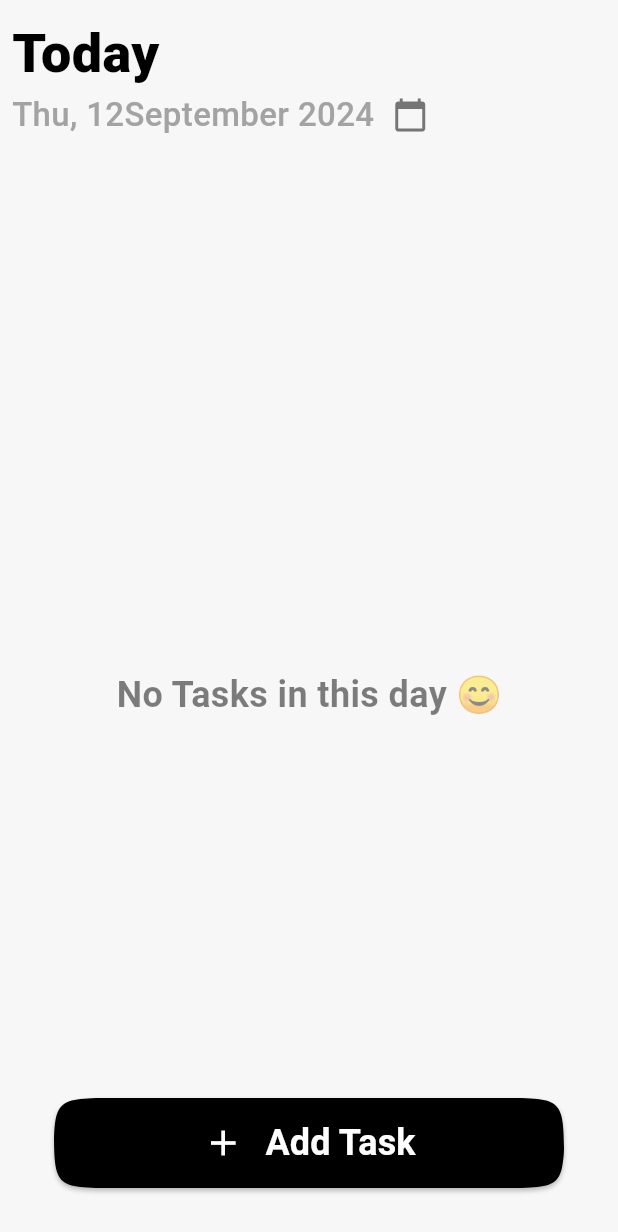
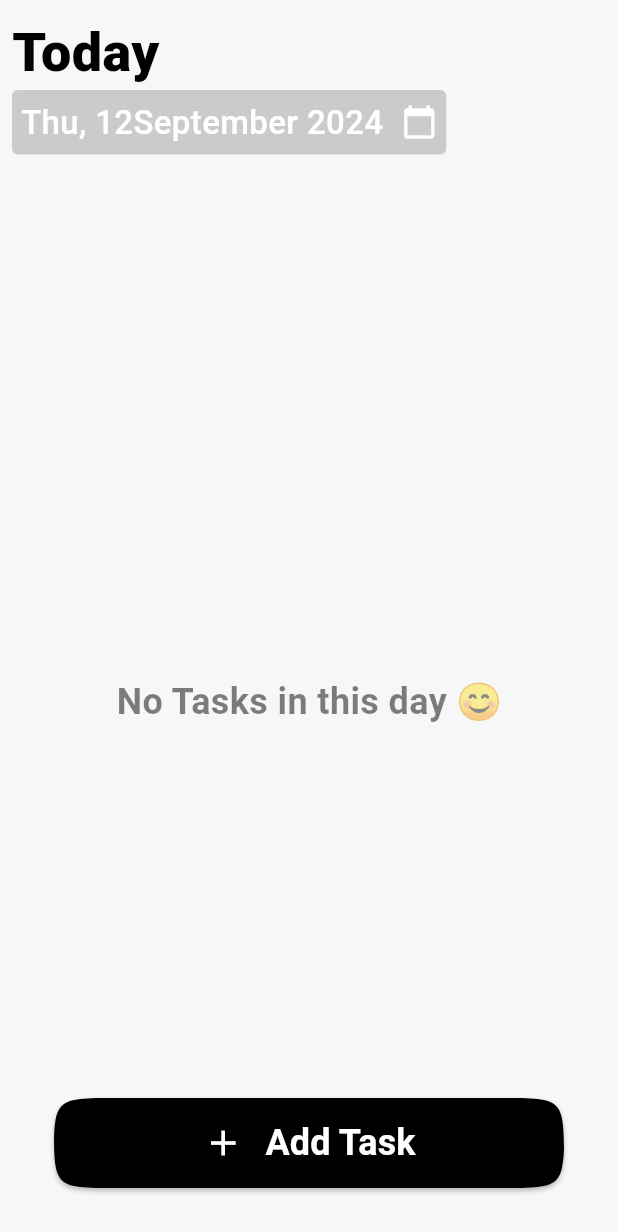
Before and after one commit to AdhamElagaty/sample_to_do_app_ui, a Flutter app: the screen it shows after launch, on a phone screen of 412 x 824 dp. Shown: the top 1232 px of the screen. Run offline on Flutter 3.47's test engine with Material 3 defaults, Android fonts, the phone set to English and light mode, and no system bars; our stand-ins replace flutter_bloc, sqflite; accounts and stored records are empty.

Commit message:
Update UI on CustomAppBar widget

```diff
--- a/lib/widgets/custom_app_bar_widget.dart
+++ b/lib/widgets/custom_app_bar_widget.dart
@@ -29,21 +29,27 @@ class CustomAppBarWidget extends StatelessWidget
                     await BlocProvider.of<TasksViewCubit>(context)
                         .selectDate(context);
                   },
+                  child: Container(
+                    padding: const EdgeInsets.all(6),
+                    decoration: BoxDecoration(
+                        borderRadius: BorderRadius.circular(4),
+                        color: Color.fromARGB(134, 163, 163, 163)),
                     child: Row(
+                      mainAxisSize: MainAxisSize.min,
                       children: [
                         Text(
                           Helper.formatDateToString(
-                            BlocProvider.of<TasksViewCubit>(context).dateTime),
-                        style: AppStyle.styleRegular16,
+                              BlocProvider.of<TasksViewCubit>(context)
+                                  .dateTime),
+                          style: AppStyle.styleRegular16
+                              .copyWith(color: Colors.white),
                         ),
                         const SizedBox(
                           width: 12,
                         ),
-                      const Icon(
-                        Icons.calendar_today,
-                        color: Color(0xff757575),
-                      )
+                        const Icon(Icons.calendar_today, color: Colors.white),
                       ],
+                    ),
                   ),
                 ),
               ],
@@ -83,5 +89,5 @@ class CustomAppBarWidget extends StatelessWidget
   }
 
   @override
-  Size get preferredSize => const Size.fromHeight(kToolbarHeight + 46);
+  Size get preferredSize => const Size.fromHeight(kToolbarHeight + 56);
 }
```
Lines whose indentation alone changed are shown as unchanged.
